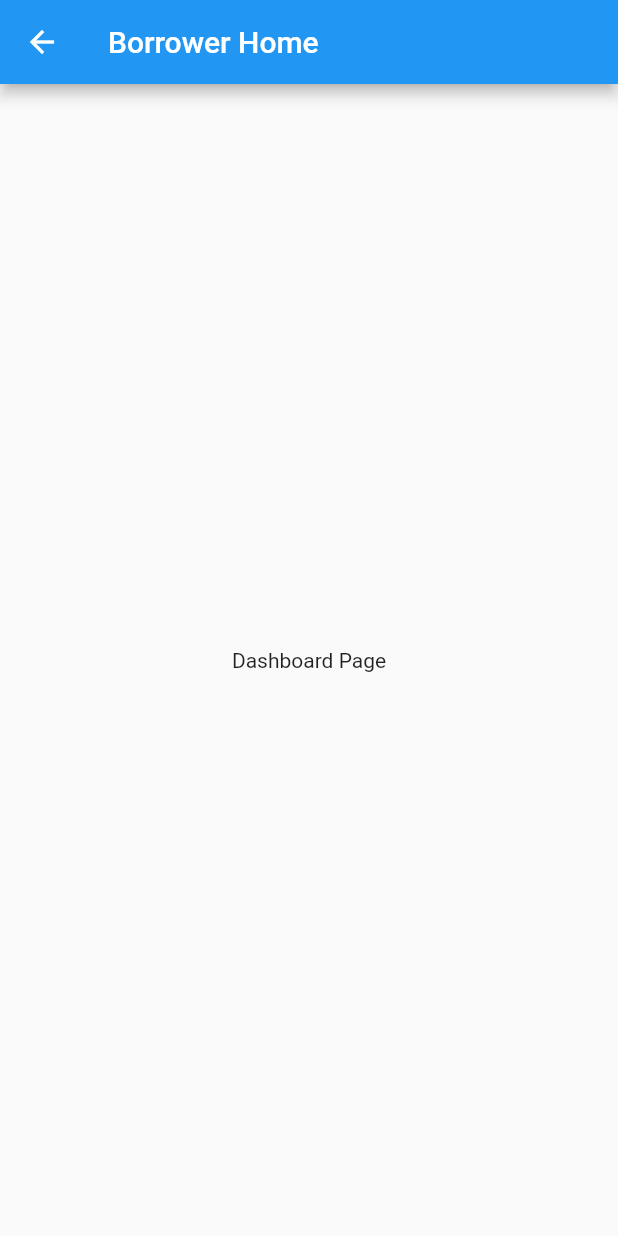
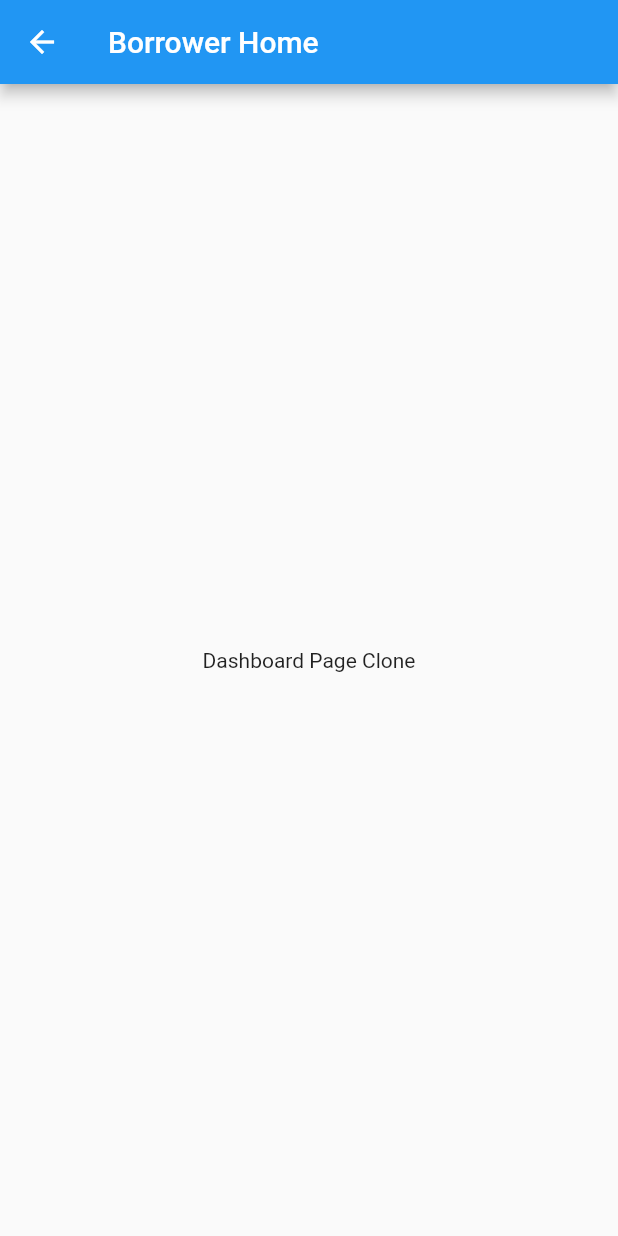
Before and after one commit to brahmikumar/tstinvestor, a Flutter app: the Dashboard screen opened by its route, on a phone screen of 412 x 824 dp. Run offline on Flutter 3.47's test engine with Material 2 defaults, Android fonts, the phone set to English and light mode, and no system bars.

Commit message:
dashboard page changes

```diff
--- a/lib/src/dashboard/screens/dashboard.dart
+++ b/lib/src/dashboard/screens/dashboard.dart
@@ -22,7 +22,7 @@ class _DashboardState extends State<Dashboard> {
             child: Column(
               mainAxisAlignment: MainAxisAlignment.center,
               children: const [
-                Text("Dashboard Page")
+                Text("Dashboard Page Clone")
               ],
             ),
           ),
```
